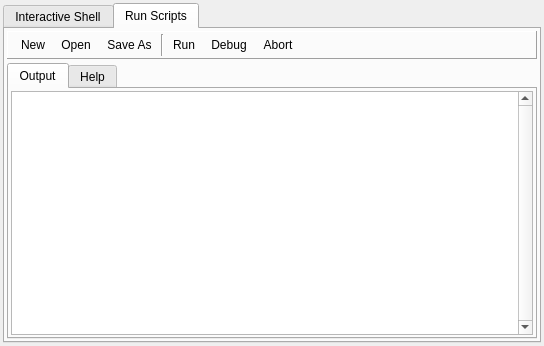
Above: qrenderdoc/Windows/PythonShell.ui from anholt/renderdoc before the change. Below: the same form after it.
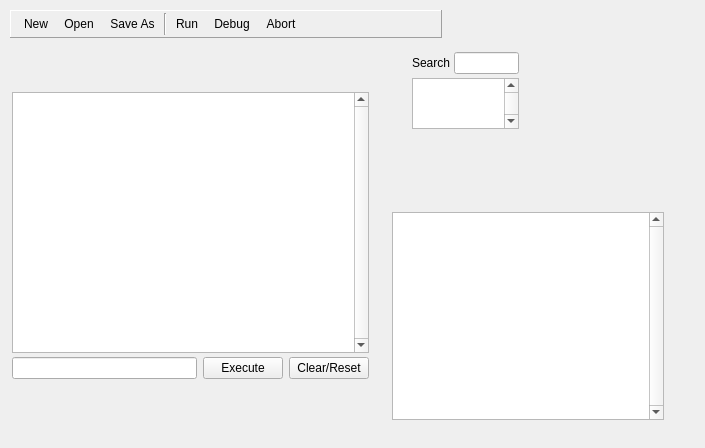
That is the form after the change. Icons and pictures are not drawn. Custom widgets are drawn as their Qt base class.

Commit message: Re-organise python shell to be dockable and dock REPL at bottom

What changed in the file:
```diff
--- a/qrenderdoc/Windows/PythonShell.ui
+++ b/qrenderdoc/Windows/PythonShell.ui
@@ -6,38 +6,22 @@
    <rect>
     <x>0</x>
     <y>0</y>
-    <width>544</width>
-    <height>346</height>
+    <width>705</width>
+    <height>448</height>
    </rect>
   </property>
   <property name="windowTitle">
    <string>Interactive Python Shell</string>
   </property>
-  <layout class="QHBoxLayout" name="horizontalLayout">
-   <property name="spacing">
-    <number>0</number>
+  <widget class="QWidget" name="replGroup" native="true">
+   <property name="geometry">
+    <rect>
+     <x>10</x>
+     <y>90</y>
+     <width>361</width>
+     <height>291</height>
+    </rect>
    </property>
-   <property name="leftMargin">
-    <number>3</number>
-   </property>
-   <property name="topMargin">
-    <number>3</number>
-   </property>
-   <property name="rightMargin">
-    <number>3</number>
-   </property>
-   <property name="bottomMargin">
-    <number>3</number>
-   </property>
-   <item>
-    <widget class="QTabWidget" name="tabWidget">
-     <property name="currentIndex">
-      <number>1</number>
-     </property>
-     <widget class="QWidget" name="interactiveTab">
-      <attribute name="title">
-       <string>Interactive Shell</string>
-      </attribute>
       <layout class="QVBoxLayout" name="verticalLayout">
        <property name="spacing">
         <number>4</number>
@@ -85,7 +69,7 @@
          <item>
           <widget class="QPushButton" name="clear">
            <property name="text">
-            <string>Clear</string>
+         <string>Clear/Reset</string>
            </property>
           </widget>
          </item>
@@ -93,14 +77,16 @@
        </item>
       </layout>
      </widget>
-     <widget class="QWidget" name="scriptTab">
-      <attribute name="title">
-       <string>Run Scripts</string>
-      </attribute>
-      <layout class="QVBoxLayout" name="verticalLayout_2">
-       <property name="spacing">
-        <number>4</number>
-       </property>
+  <widget class="QFrame" name="helpGroup">
+   <property name="geometry">
+    <rect>
+     <x>410</x>
+     <y>50</y>
+     <width>111</width>
+     <height>81</height>
+    </rect>
+   </property>
+   <layout class="QGridLayout" name="gridLayout_2">
        <property name="leftMargin">
         <number>2</number>
        </property>
@@ -113,8 +99,43 @@
        <property name="bottomMargin">
         <number>2</number>
        </property>
-       <item>
+    <property name="spacing">
+     <number>4</number>
+    </property>
+    <item row="0" column="0">
+     <widget class="QLabel" name="label">
+      <property name="text">
+       <string>Search</string>
+      </property>
+     </widget>
+    </item>
+    <item row="0" column="1">
+     <widget class="RDLineEdit" name="helpSearch"/>
+    </item>
+    <item row="1" column="0" colspan="2">
+     <widget class="RDTextEdit" name="helpText">
+      <property name="verticalScrollBarPolicy">
+       <enum>Qt::ScrollBarAlwaysOn</enum>
+      </property>
+      <property name="readOnly">
+       <bool>true</bool>
+      </property>
+      <property name="textInteractionFlags">
+       <set>Qt::TextSelectableByKeyboard|Qt::TextSelectableByMouse</set>
+      </property>
+     </widget>
+    </item>
+   </layout>
+  </widget>
         <widget class="QFrame" name="toolbar">
+   <property name="geometry">
+    <rect>
+     <x>10</x>
+     <y>10</y>
+     <width>432</width>
+     <height>28</height>
+    </rect>
+   </property>
          <property name="sizePolicy">
           <sizepolicy hsizetype="Minimum" vsizetype="Fixed">
            <horstretch>0</horstretch>
@@ -291,55 +312,21 @@
           </item>
          </layout>
         </widget>
-       </item>
-       <item>
-        <widget class="QSplitter" name="scriptSplitter">
-         <property name="orientation">
-          <enum>Qt::Vertical</enum>
-         </property>
-         <property name="childrenCollapsible">
-          <bool>false</bool>
-         </property>
-         <widget class="QTabWidget" name="outputHelpTabs">
-          <property name="currentIndex">
-           <number>0</number>
-          </property>
-          <widget class="QWidget" name="outputTab">
-           <attribute name="title">
-            <string>Output</string>
-           </attribute>
-           <layout class="QHBoxLayout" name="horizontalLayout_3">
-            <property name="leftMargin">
-             <number>2</number>
-            </property>
-            <property name="topMargin">
-             <number>2</number>
-            </property>
-            <property name="rightMargin">
-             <number>2</number>
-            </property>
-            <property name="bottomMargin">
-             <number>2</number>
-            </property>
-            <item>
-             <widget class="RDTextEdit" name="scriptOutput">
-              <property name="verticalScrollBarPolicy">
-               <enum>Qt::ScrollBarAlwaysOn</enum>
-              </property>
-              <property name="readOnly">
-               <bool>true</bool>
-              </property>
-              <property name="textInteractionFlags">
-               <set>Qt::TextSelectableByKeyboard|Qt::TextSelectableByMouse</set>
-              </property>
-             </widget>
-            </item>
-           </layout>
-          </widget>
-          <widget class="QWidget" name="helpTab">
-           <attribute name="title">
-            <string>Help</string>
-           </attribute>
+  <widget class="QFrame" name="outputGroup">
+   <property name="geometry">
+    <rect>
+     <x>390</x>
+     <y>210</y>
+     <width>276</width>
+     <height>212</height>
+    </rect>
+   </property>
+   <property name="frameShape">
+    <enum>QFrame::NoFrame</enum>
+   </property>
+   <property name="frameShadow">
+    <enum>QFrame::Raised</enum>
+   </property>
            <layout class="QGridLayout" name="gridLayout">
             <property name="leftMargin">
              <number>2</number>
@@ -353,21 +340,11 @@
             <property name="bottomMargin">
              <number>2</number>
             </property>
-            <property name="horizontalSpacing">
+    <property name="spacing">
              <number>4</number>
             </property>
             <item row="0" column="0">
-             <widget class="QLabel" name="label">
-              <property name="text">
-               <string>Search</string>
-              </property>
-             </widget>
-            </item>
-            <item row="0" column="1">
-             <widget class="RDLineEdit" name="helpSearch"/>
-            </item>
-            <item row="1" column="0" colspan="2">
-             <widget class="RDTextEdit" name="helpText">
+     <widget class="RDTextEdit" name="scriptOutput">
               <property name="verticalScrollBarPolicy">
                <enum>Qt::ScrollBarAlwaysOn</enum>
               </property>
@@ -381,16 +358,23 @@
             </item>
            </layout>
           </widget>
-         </widget>
-        </widget>
-       </item>
-      </layout>
-     </widget>
-    </widget>
-   </item>
-  </layout>
+  <widget class="ToolWindowManager" name="docking" native="true">
+   <property name="geometry">
+    <rect>
+     <x>220</x>
+     <y>40</y>
+     <width>351</width>
+     <height>301</height>
+    </rect>
+   </property>
+  </widget>
  </widget>
  <customwidgets>
+  <customwidget>
+   <class>ToolWindowManager</class>
+   <extends>QWidget</extends>
+   <header>3rdparty/toolwindowmanager/ToolWindowManager.h</header>
+  </customwidget>
   <customwidget>
    <class>RDLineEdit</class>
    <extends>QLineEdit</extends>
```
Left out of the diff: 4 changed lines with no effect on the pictures. Lines whose indentation alone changed are shown as unchanged. The commit also changes 3 other files.
